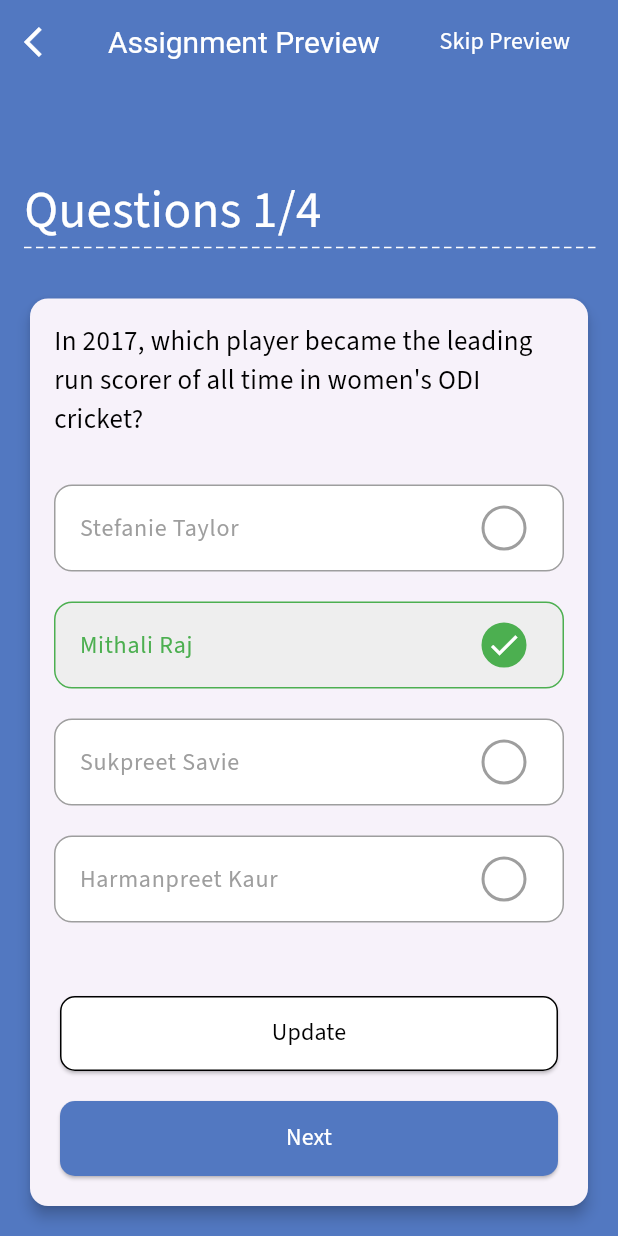
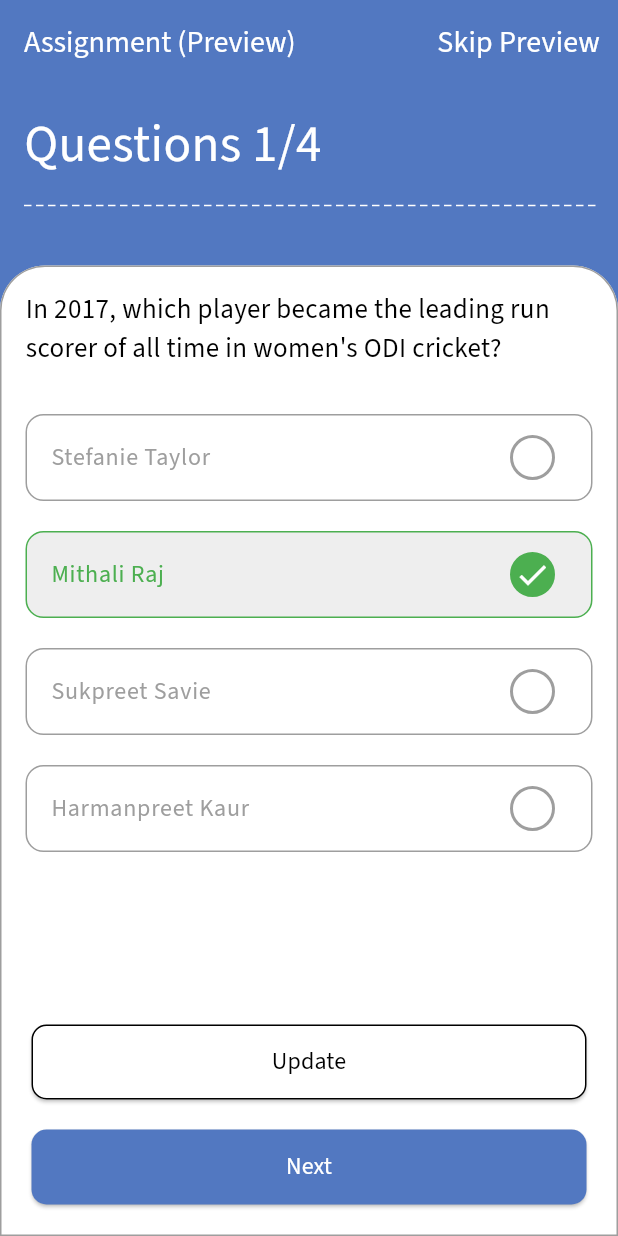
Before and after one commit to georgecabaccang/iskulapp-flutter, a Flutter app: the AssignmentPreviewPage screen opened directly, on a phone screen of 412 x 824 dp. Run offline on Flutter 3.47's test engine with Material 3 defaults, Android fonts, the phone set to English and light mode, and no system bars; our stand-ins replace flutter_bloc, flutter_dotenv, flutter_secure_storage, flutter_spinkit, freezed_annotation, table_calendar; accounts and stored records are empty.

Commit message:
update part5

```diff
--- a/lib/pages/assignment/assignment_preview/assignment_preview_page.dart
+++ b/lib/pages/assignment/assignment_preview/assignment_preview_page.dart
@@ -2,7 +2,6 @@ import 'dart:convert';
 import 'package:flutter/services.dart' show rootBundle;
 import 'package:flutter/material.dart';
 import 'package:school_erp/theme/colors.dart';
-import 'package:school_erp/pages/common_widgets/custom_app_bar.dart';
 import 'package:school_erp/pages/assignment/assignment_preview/widgets/assignment_card.dart';
 import 'package:school_erp/theme/text_styles.dart';
 import 'package:school_erp/pages/assignment/assignment_preview/widgets/dotted_lines.dart'; // Ensure this path is correct
@@ -93,31 +92,32 @@ class _AssignmentPreviewPageState extends State<AssignmentPreviewPage> {
   @override
   Widget build(BuildContext context) {
     return Scaffold(
-      appBar: CustomAppBar(
-        title: "Assignment Preview",
-        onBackPressed: () => _handleBackPress(context),
-        trailingWidget: TextButton(
+      appBar: AppBar(
+        automaticallyImplyLeading: false,
+        title: Text("Assignment (Preview)",
+            style: bodyStyle().copyWith(color: Colors.white, fontSize: 20.0)),
+        backgroundColor: AppColors.primaryColor,
+        actions: [
+          TextButton(
             onPressed: () {
               // Action to skip preview
               Navigator.pop(context);
             },
             child: Text(
               'Skip Preview',
-            style: bodyStyle().copyWith(color: Colors.white, fontSize: 16),
+              style: bodyStyle().copyWith(color: Colors.white, fontSize: 20),
             ),
           ),
-        titleStyle: const TextStyle(color: Colors.white, fontSize: 20.0),
+        ],
       ),
       body: Stack(
         children: [
           Container(color: AppColors.primaryColor),
+          Column(
+            children: [
               Padding(
                 padding: const EdgeInsets.all(16.0),
-            child: questions.isEmpty
-                ? const Center(child: CircularProgressIndicator())
-                : Column(
-                    children: [
-                      Align(
+                child: Align(
                   alignment: Alignment.centerLeft,
                   child: Text(
                     'Questions ${currentQuestionIndex + 1}/${questions.length}',
@@ -125,15 +125,32 @@ class _AssignmentPreviewPageState extends State<AssignmentPreviewPage> {
                         .copyWith(color: Colors.white, fontSize: 34.0),
                   ),
                 ),
+              ),
               CustomPaint(
                 painter: DottedLinePainter(),
                 child: Container(
-                          width: double.infinity,
+                  width: 380,
                 ),
               ),
-                      const SizedBox(height: 30),
+              const SizedBox(height: 10),
               Expanded(
-                        child: AssignmentCard(
+                child: Stack(
+                  children: [
+                    Container(
+                      margin: const EdgeInsets.only(top: 30),
+                      decoration: const BoxDecoration(
+                        color: Colors.white,
+                        borderRadius: BorderRadius.only(
+                          topLeft: Radius.circular(30),
+                          topRight: Radius.circular(30),
+                        ),
+                      ),
+                    ),
+                    Padding(
+                      padding: const EdgeInsets.all(0.0),
+                      child: questions.isEmpty
+                          ? const Center(child: CircularProgressIndicator())
+                          : AssignmentCard(
                               question: questions[currentQuestionIndex],
                               currentQuestionIndex: currentQuestionIndex,
                               totalQuestions: questions.length,
@@ -150,6 +167,8 @@ class _AssignmentPreviewPageState extends State<AssignmentPreviewPage> {
               ),
             ],
           ),
+        ],
+      ),
     );
   }
 }
--- a/lib/pages/assignment/assignment_preview/widgets/assignment_card.dart
+++ b/lib/pages/assignment/assignment_preview/widgets/assignment_card.dart
@@ -34,8 +34,7 @@ class AssignmentCard extends StatelessWidget {
     bool isSelected = selectedOption == optionId;
 
     return Container(
-      margin: const EdgeInsets.symmetric(
-          vertical: 10), // Uniform vertical margin for consistent spacing
+      margin: const EdgeInsets.symmetric(vertical: 10),
       decoration: BoxDecoration(
         border: Border.all(color: isCorrect ? Colors.green : Colors.grey),
         borderRadius: BorderRadius.circular(12),
@@ -67,8 +66,7 @@ class AssignmentCard extends StatelessWidget {
                 )
               : null,
         ),
-        onTap: () =>
-            onOptionSelected(optionId), // Handle option selection on tap
+        onTap: () => onOptionSelected(optionId),
       ),
     );
   }
@@ -105,10 +103,15 @@ class AssignmentCard extends StatelessWidget {
 
   @override
   Widget build(BuildContext context) {
-    return Card(
-      elevation: 4,
-      shape: RoundedRectangleBorder(
-        borderRadius: BorderRadius.circular(12),
+    return Padding(
+      padding: const EdgeInsets.only(top: 30.0),
+      child: Container(
+        width: double.infinity,
+        height: double.infinity,
+        decoration: BoxDecoration(
+          color: Colors.white,
+          borderRadius: const BorderRadius.vertical(top: Radius.circular(30)),
+          border: Border.all(color: Colors.grey),
         ),
         child: Column(
           children: [
@@ -120,12 +123,12 @@ class AssignmentCard extends StatelessWidget {
                   children: [
                     Text(
                       question['q'] ?? 'No question available',
-                    style: bodyStyle()
-                        .copyWith(fontSize: 18, fontWeight: FontWeight.w500),
+                      style: bodyStyle().copyWith(
+                        fontSize: 18,
+                        fontWeight: FontWeight.w500,
                       ),
-                  const SizedBox(
-                      height:
-                          20), // Consistent spacing between question and answers
+                    ),
+                    const SizedBox(height: 20),
                     _buildQuestionContent(),
                   ],
                 ),
@@ -139,11 +142,14 @@ class AssignmentCard extends StatelessWidget {
                   backgroundColor: Colors.white,
                   side: const BorderSide(color: Colors.black),
                   shape: RoundedRectangleBorder(
-                    borderRadius: BorderRadius.circular(10)),
+                    borderRadius: BorderRadius.circular(10),
+                  ),
                   minimumSize: const Size(double.infinity, 50),
                 ),
-              child: Text('Update',
-                  style: buttonTextStyle().copyWith(color: Colors.black)),
+                child: Text(
+                  'Update',
+                  style: buttonTextStyle().copyWith(color: Colors.black),
+                ),
               ),
             ),
             Padding(
@@ -153,7 +159,8 @@ class AssignmentCard extends StatelessWidget {
                 style: ElevatedButton.styleFrom(
                   backgroundColor: const Color(0xFF5278C1),
                   shape: RoundedRectangleBorder(
-                    borderRadius: BorderRadius.circular(10)),
+                    borderRadius: BorderRadius.circular(10),
+                  ),
                   minimumSize: const Size(double.infinity, 50),
                 ),
                 child: Text(
@@ -164,6 +171,7 @@ class AssignmentCard extends StatelessWidget {
             ),
           ],
         ),
+      ),
     );
   }
 }
--- a/lib/pages/common_widgets/custom_app_bar.dart
+++ b/lib/pages/common_widgets/custom_app_bar.dart
@@ -7,6 +7,7 @@ class CustomAppBar extends StatelessWidget implements PreferredSizeWidget {
   final Widget? trailingWidget;
   final Animation<double>? fadeAnimation;
   final TextStyle? titleStyle; // New parameter for title style
+  final double height; // New parameter for height
 
   const CustomAppBar({
     super.key,
@@ -14,16 +15,15 @@ class CustomAppBar extends StatelessWidget implements PreferredSizeWidget {
     required this.onBackPressed,
     this.trailingWidget,
     this.fadeAnimation,
-    this.titleStyle, // Include the new parameter
+    this.titleStyle,
+    this.height = 100, // Default height
   });
 
   @override
-  Size get preferredSize => const Size.fromHeight(100);
+  Size get preferredSize => Size.fromHeight(height);
 
   @override
   Widget build(BuildContext context) {
-    double height = MediaQuery.of(context).size.height * 0.15;
-
     return SizedBox(
       height: height,
       child: AppBar(
```
Also changed, not shown: 1 other file. Lines whose indentation alone changed are shown as unchanged.
